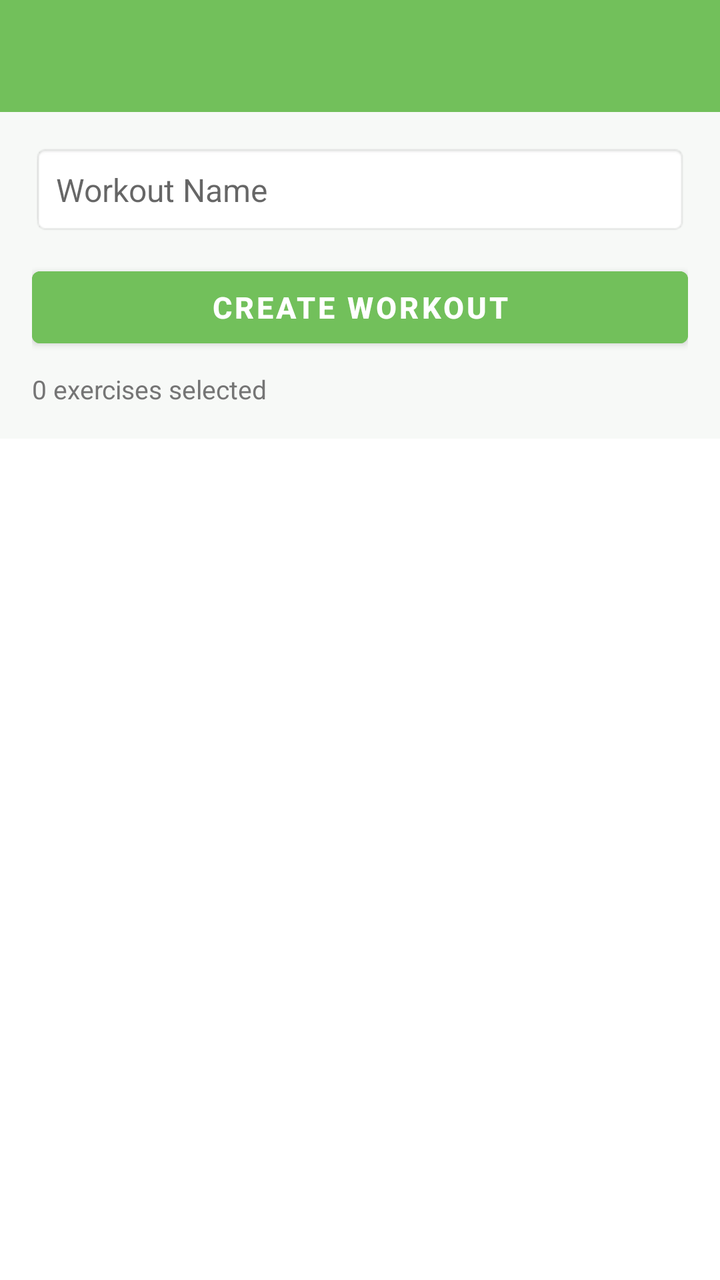
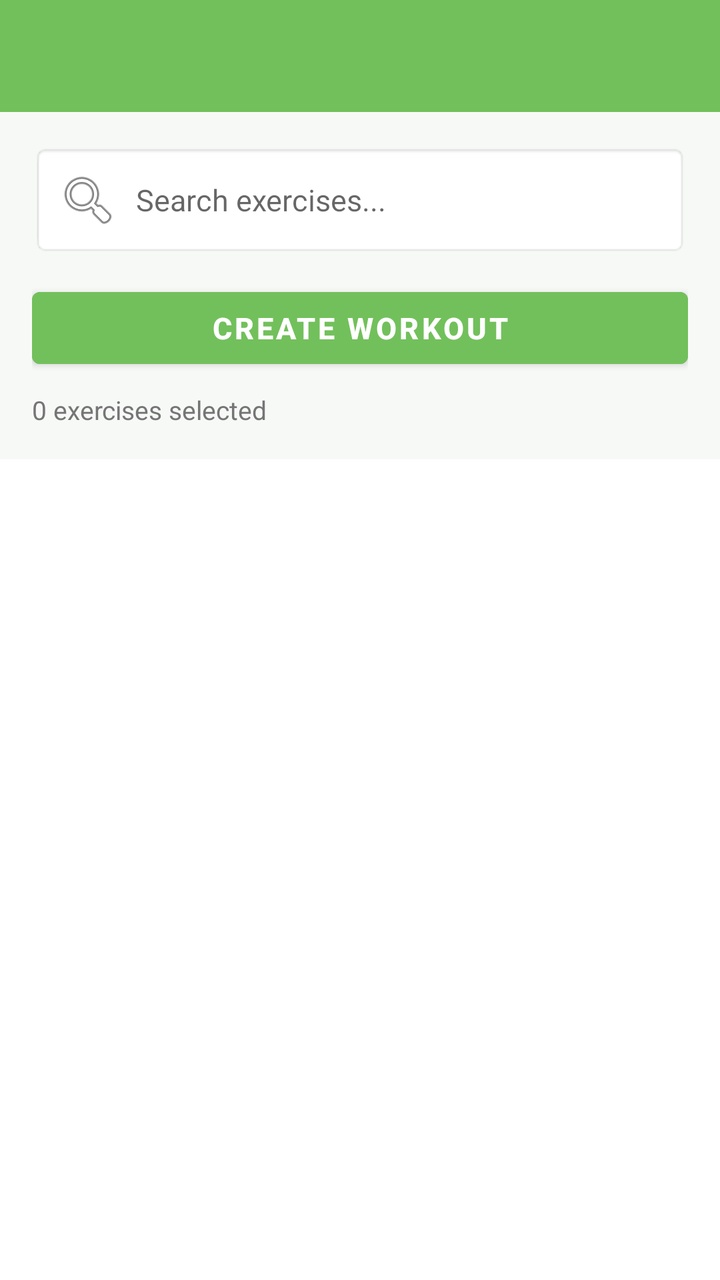

Screens rendered from an Android XML layout before and after an edit, with the pre-edit source and the edit as a unified diff.
<!-- AndroidManifest.xml: application theme Theme.DSSMV_ProjectDroid_1240690_1240842 -->
<!-- res/layout/activity_create_workout.xml -->
<?xml version="1.0" encoding="utf-8"?>
<LinearLayout xmlns:android="http://schemas.android.com/apk/res/android"
    android:layout_width="match_parent"
    android:layout_height="match_parent"
    android:orientation="vertical"
    android:background="@color/white">

    <androidx.appcompat.widget.Toolbar
        android:id="@+id/toolbarCreateWorkout"
        android:layout_width="match_parent"
        android:layout_height="?attr/actionBarSize"
        android:background="@color/primary_green"
        android:theme="@style/ThemeOverlay.AppCompat.Dark.ActionBar" />

    <LinearLayout
        android:layout_width="match_parent"
        android:layout_height="wrap_content"
        android:orientation="vertical"
        android:padding="16dp"
        android:background="#F7F9F7">

        <EditText
            android:id="@+id/etWorkoutName"
            android:layout_width="match_parent"
            android:layout_height="wrap_content"
            android:hint="@string/hint_workout_name"
            android:textSize="16sp"
            android:textColor="@color/primary_dark_green"
            android:padding="12dp"
            android:background="@android:drawable/editbox_background_normal"
            android:layout_marginBottom="12dp" />

        <Button
            android:id="@+id/btnCreateWorkout"
            android:layout_width="match_parent"
            android:layout_height="48dp"
            android:text="Create Workout"
            android:textSize="15sp"
            android:textStyle="bold"
            android:textColor="@color/white"
            android:backgroundTint="@color/primary_green" />

        <TextView
            android:id="@+id/tvSelectedCount"
            android:layout_width="match_parent"
            android:layout_height="wrap_content"
            android:text="0 exercises selected"
            android:textSize="13sp"
            android:textColor="@color/text_color_secondary"
            android:layout_marginTop="8dp" />

    </LinearLayout>

    <ProgressBar
        android:id="@+id/progressBarExercises"
        android:layout_width="wrap_content"
        android:layout_height="wrap_content"
        android:layout_gravity="center"
        android:layout_marginTop="32dp" />

    <ListView
        android:id="@+id/listViewAvailableExercises"
        android:layout_width="match_parent"
        android:layout_height="0dp"
        android:layout_weight="1"
        android:divider="#E8E8E8"
        android:dividerHeight="1dp" />

</LinearLayout>
<!-- resources referenced by this layout -->
<resources>
  <color name="primary_dark_green">#1E2B22</color>
  <color name="primary_green">#72C05B</color>
  <color name="text_color_secondary">#757575</color>
  <color name="white">#FFFFFF</color>
  <string name="hint_workout_name">Workout Name</string>
  <style name="Theme.DSSMV_ProjectDroid_1240690_1240842" parent="Theme.MaterialComponents.Light.NoActionBar">
          <item name="colorPrimary">@color/primary_green</item>
          <item name="colorPrimaryVariant">@color/primary_dark_green</item>
          <item name="colorOnPrimary">@color/white</item>
          <item name="colorSecondary">@color/primary_dark_green</item>
          <item name="colorSecondaryVariant">@color/primary_dark_green</item>
          <item name="colorOnSecondary">@color/white</item>
          <item name="android:windowBackground">@color/background_color</item>
          <item name="android:textColorPrimary">@color/text_color_primary</item>
          <item name="android:textColorSecondary">@color/text_color_secondary</item>
          <item name="android:statusBarColor">?attr/colorPrimaryVariant</item>
      </style>
  <color name="background_color">#FFFFFF</color>
  <color name="text_color_primary">#1E2B22</color>
</resources>

<!-- the commit's change to res/layout/activity_create_workout.xml (unified diff, before → after) -->
@@ -20,14 +20,17 @@
         android:background="#F7F9F7">
 
         <EditText
-            android:id="@+id/etWorkoutName"
+            android:id="@+id/etSearchExercise"
             android:layout_width="match_parent"
             android:layout_height="wrap_content"
-            android:hint="@string/hint_workout_name"
-            android:textSize="16sp"
+            android:hint="@string/hint_search_exercises"
+            android:textSize="15sp"
             android:textColor="@color/primary_dark_green"
             android:padding="12dp"
             android:background="@android:drawable/editbox_background_normal"
+            android:drawableStart="@android:drawable/ic_menu_search"
+            android:drawablePadding="8dp"
+            android:singleLine="true"
             android:layout_marginBottom="12dp" />
 
         <Button
<!-- resource entries referenced after the edit -->
@@ -4,7 +4,7 @@
   <color name="primary_green">#72C05B</color>
   <color name="text_color_secondary">#757575</color>
   <color name="white">#FFFFFF</color>
-  <string name="hint_workout_name">Workout Name</string>
+  <string name="hint_search_exercises">Search exercises...</string>
   <style name="Theme.DSSMV_ProjectDroid_1240690_1240842" parent="Theme.MaterialComponents.Light.NoActionBar">
           <item name="colorPrimary">@color/primary_green</item>
           <item name="colorPrimaryVariant">@color/primary_dark_green</item>
